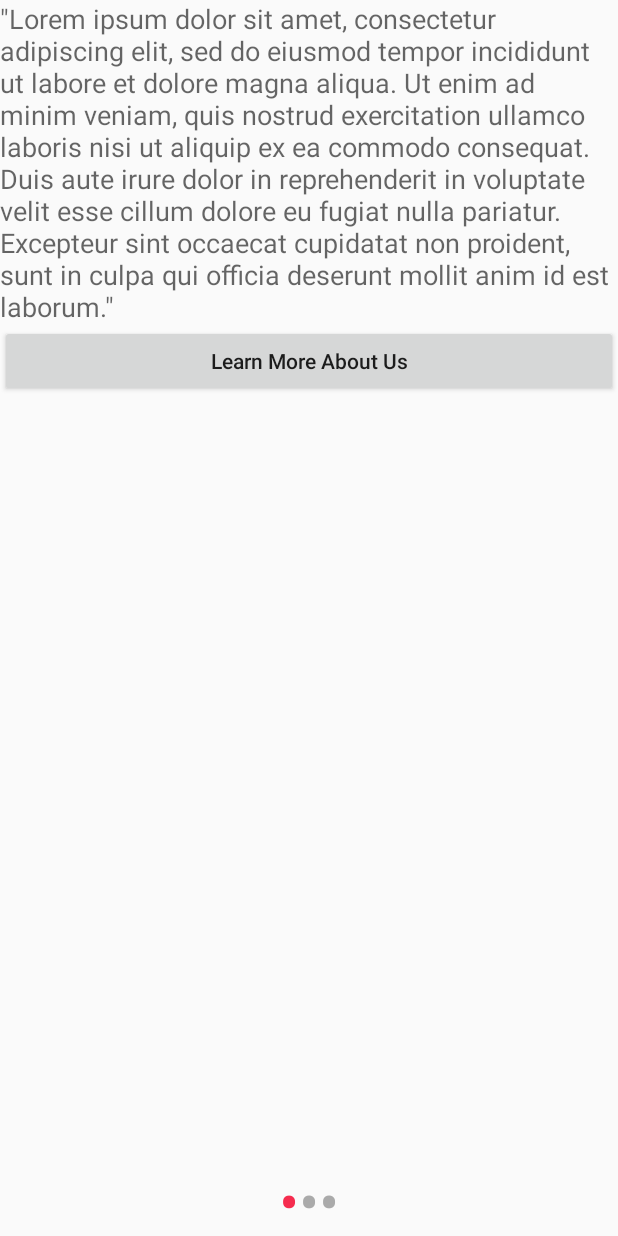
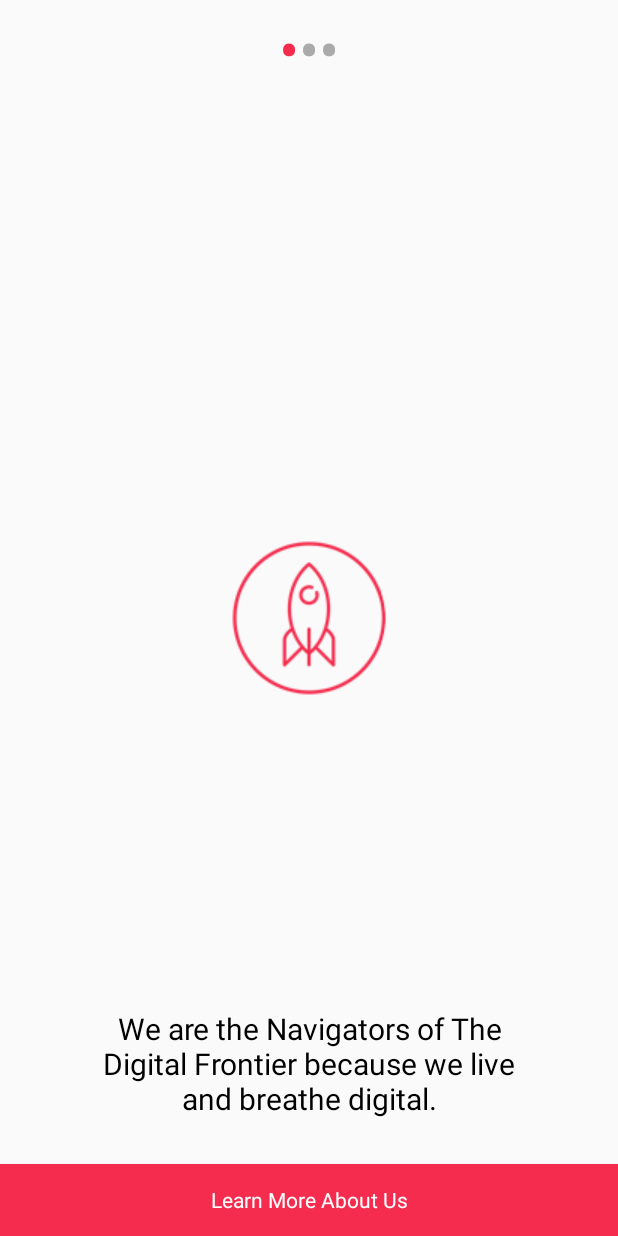
Before and after one commit to aoiserizawa/oom-app, an Android app: the ScreenSlideActivity screen opened directly, with no data from a screen before it, on a phone screen of 412 x 824 dp. Run offline under Robolectric (Android 15) with nearby library versions, the phone set to English and light mode, and no system bars.

Commit message:
change the landing page design

```diff
--- a/app/build.gradle
+++ b/app/build.gradle
@@ -2,7 +2,7 @@ apply plugin: 'com.android.application'
 
 android {
     compileSdkVersion 22
-    buildToolsVersion "23.0.0 rc2"
+    buildToolsVersion '22.0.1'
 
     defaultConfig {
         applicationId "com.serverus.oom"
--- a/app/src/main/res/layout/activity_screen_slide.xml
+++ b/app/src/main/res/layout/activity_screen_slide.xml
@@ -13,8 +13,8 @@
         android:id="@+id/viewPagerIndicator"
         android:layout_width="match_parent"
         android:layout_height="45dp"
-        android:layout_alignParentBottom="true"
-        android:layout_marginBottom="5dp" >
+        android:layout_alignParentTop="true"
+        android:layout_marginTop="5dp" >
 
         <LinearLayout
             android:id="@+id/viewPagerCountDots"
--- a/app/src/main/res/layout/fragment_home.xml
+++ b/app/src/main/res/layout/fragment_home.xml
@@ -14,7 +14,9 @@
             android:layout_width="match_parent"
             android:layout_height="match_parent"
             android:orientation="vertical">
-
+            <me.relex.circleindicator.CircleIndicator
+                android:layout_width="fill_parent"
+                android:layout_height="40dp"/>
             <RelativeLayout
                 android:layout_width="match_parent"
                 android:layout_height="match_parent"
--- a/app/src/main/res/layout/fragment_screen_slide_agency.xml
+++ b/app/src/main/res/layout/fragment_screen_slide_agency.xml
@@ -1,24 +1,42 @@
-<FrameLayout xmlns:android="http://schemas.android.com/apk/res/android"
+<RelativeLayout xmlns:android="http://schemas.android.com/apk/res/android"
     xmlns:tools="http://schemas.android.com/tools"
     android:layout_width="match_parent"
-    android:layout_height="match_parent"
-    tools:context="com.serverus.oom.fragments.ScreenSlideAgencyFragment">
+    android:layout_height="fill_parent"
+    tools:context="com.serverus.oom.fragments.ScreenSlideAgencyFragment"
+    android:orientation="vertical">
 
-    <!-- fragment_screen_slide_agencycy.xml -->
-    <ScrollView xmlns:android="http://schemas.android.com/apk/res/android"
-        android:id="@+id/content"
-        android:layout_width="match_parent"
-        android:layout_height="wrap_content" >
-
-        <LinearLayout
-            android:orientation="vertical"
-            android:layout_width="match_parent"
-            android:layout_height="match_parent">
+    <ImageView
+        android:layout_width="wrap_content"
+        android:layout_height="wrap_content"
+        android:id="@+id/imageView10"
+        android:layout_gravity="center"
+        android:layout_centerVertical="true"
+        android:layout_centerHorizontal="true"
+        android:src="@drawable/rocket"
+        android:contentDescription=""
+        android:layout_alignParentEnd="false"
+        android:layout_alignParentStart="false"
+        android:layout_alignParentTop="false"
+        android:layout_alignWithParentIfMissing="false"
+        android:layout_alignParentRight="false"
+        android:layout_alignParentBottom="false"
+        android:layout_alignParentLeft="false"
+        android:baselineAlignBottom="false" />
 
     <TextView style="?android:textAppearanceMedium"
         android:layout_width="match_parent"
         android:layout_height="wrap_content"
-                android:text="@string/lorem_ipsum" />
+        android:text="@string/home1"
+        android:textIsSelectable="false"
+        android:gravity="center"
+        android:textColor="#000"
+        android:textSize="20sp"
+        android:layout_above="@+id/agency_button"
+        android:layout_alignParentLeft="true"
+        android:layout_alignParentStart="true"
+        android:layout_marginBottom="30dp"
+        android:layout_marginLeft="60dp"
+        android:layout_marginRight="60dp" />
 
     <Button
         android:layout_width="match_parent"
@@ -26,10 +44,11 @@
         android:textAllCaps="false"
         android:text="Learn More About Us"
         android:id="@+id/agency_button"
-                android:layout_gravity="bottom" />
+        android:textColor="#fff"
+        android:background="#f52c4e"
+        android:fontFamily="Roboto"
+        android:layout_alignParentBottom="true"
+        android:layout_alignParentLeft="true"
+        android:layout_alignParentStart="true" />
 
-
-        </LinearLayout>
-    </ScrollView>
-
-</FrameLayout>
+</RelativeLayout>
--- a/app/src/main/res/values/strings.xml
+++ b/app/src/main/res/values/strings.xml
@@ -60,6 +60,9 @@
         dolor in reprehenderit in voluptate velit esse cillum dolore eu fugiat nulla pariatur. Excepteur
         sint occaecat cupidatat non proident, sunt in culpa qui officia deserunt mollit anim id est laborum.\"
     </string>
+    <string name="home1">
+        We are the Navigators of The Digital Frontier because we live and breathe digital.
+    </string>
 
     <string-array name="services_image_ids">
         <item>@drawable/seo_icon</item>
```
Also changed, not shown: app/src/main/java/com/serverus/oom/MainActivity.java (+6 -7 lines), app/src/main/res/drawable/rocket.png (added), gradle/wrapper/gradle-wrapper.properties (deleted), 2 other files. Lines whose indentation alone changed are shown as unchanged.
